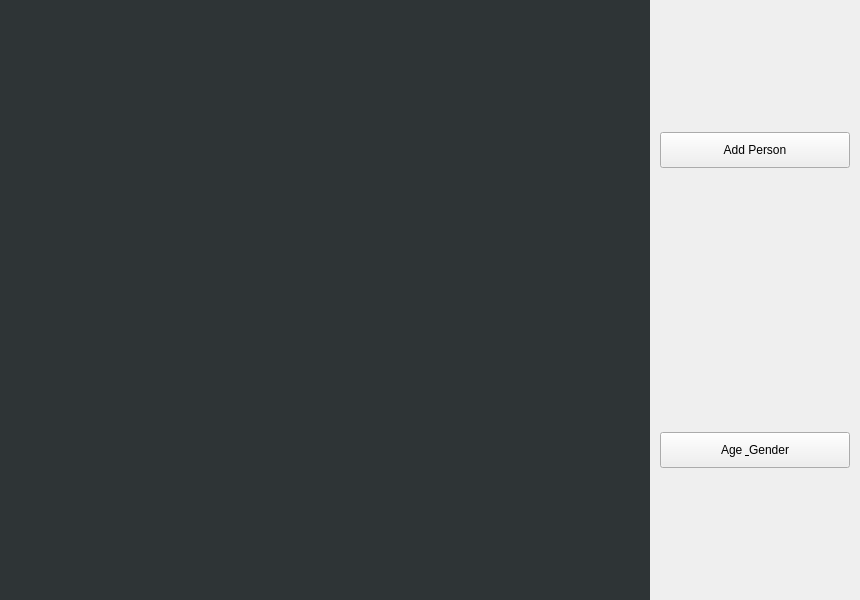
First picture: the form in face_detection_UI.ui, repository GemsEssence/AI-ML-Face-Recognition, before the edit.
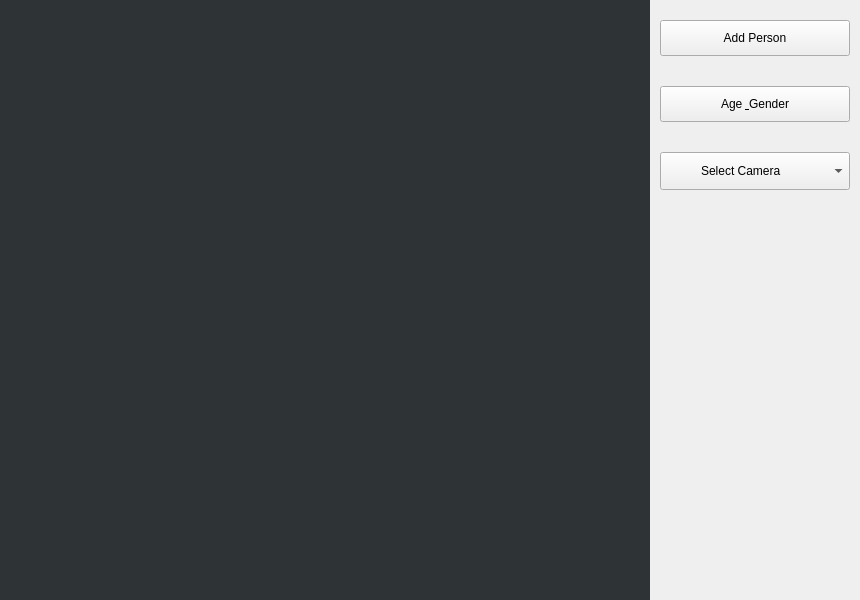
Second picture: the form after the edit. The open tabs and pages were chosen to show the change.

Commit message: Adding external webcam feature

Diff of the .ui file:
```diff
--- a/face_detection_UI.ui
+++ b/face_detection_UI.ui
@@ -139,7 +139,7 @@
              </layout>
             </widget>
            </item>
-           <item>
+           <item alignment="Qt::AlignTop">
             <widget class="QFrame" name="frame_2">
              <property name="enabled">
               <bool>true</bool>
@@ -152,13 +152,13 @@
              </property>
              <layout class="QVBoxLayout" name="verticalLayout_2">
               <property name="spacing">
-               <number>0</number>
+               <number>30</number>
               </property>
               <property name="leftMargin">
                <number>10</number>
               </property>
               <property name="topMargin">
-               <number>0</number>
+               <number>20</number>
               </property>
               <property name="rightMargin">
                <number>10</number>
@@ -244,6 +244,54 @@
                 </layout>
                </widget>
               </item>
+              <item>
+               <widget class="QFrame" name="frame_10">
+                <property name="frameShape">
+                 <enum>QFrame::StyledPanel</enum>
+                </property>
+                <property name="frameShadow">
+                 <enum>QFrame::Raised</enum>
+                </property>
+                <layout class="QVBoxLayout" name="verticalLayout_12">
+                 <property name="spacing">
+                  <number>0</number>
+                 </property>
+                 <property name="leftMargin">
+                  <number>0</number>
+                 </property>
+                 <property name="topMargin">
+                  <number>0</number>
+                 </property>
+                 <property name="rightMargin">
+                  <number>0</number>
+                 </property>
+                 <property name="bottomMargin">
+                  <number>0</number>
+                 </property>
+                 <item>
+                  <widget class="QComboBox" name="camera_select_dropdown">
+                   <property name="styleSheet">
+                    <string notr="true">/*
+
+QComboBox {
+	padding: 10px 60px;
+}
+*/
+
+QComboBox {
+	padding: 10px 40px;
+}</string>
+                   </property>
+                   <item>
+                    <property name="text">
+                     <string>Select Camera</string>
+                    </property>
+                   </item>
+                  </widget>
+                 </item>
+                </layout>
+               </widget>
+              </item>
              </layout>
             </widget>
            </item>
```
The commit also changes 2 other files.
